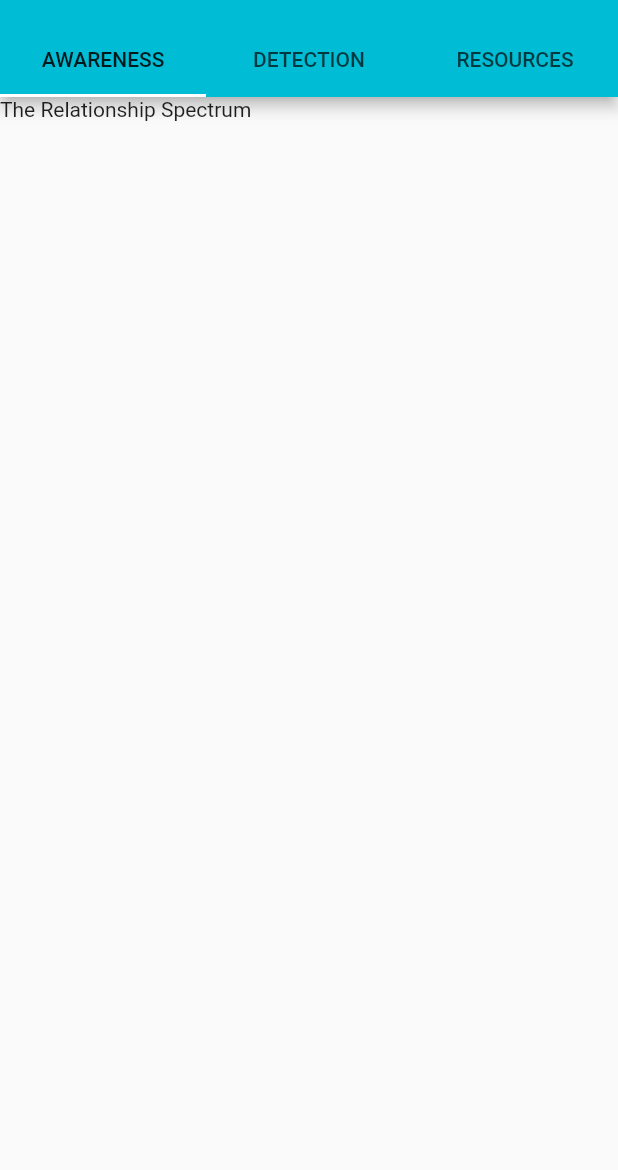
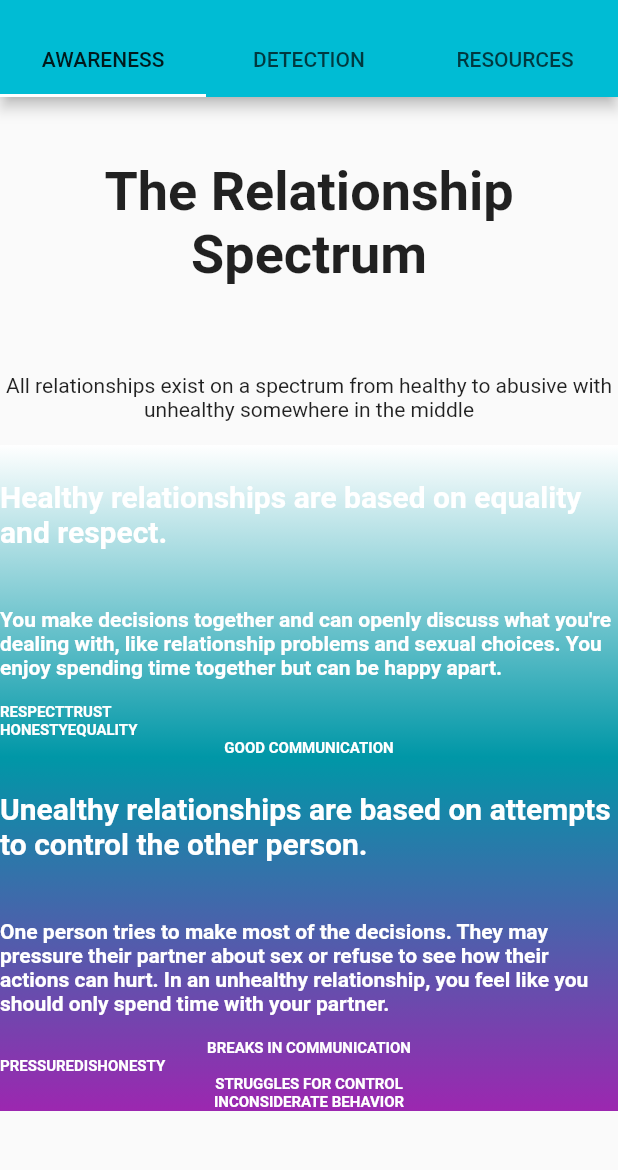
Before and after one commit to elllie/SecondLook, a Flutter app: the screen it shows after launch, after a tap on "The relationship spectrum", on a phone screen of 412 x 824 dp, the part 59-1229 px from its top. Run offline on Flutter 3.47's test engine with Material 2 defaults, Android fonts, the phone set to English and light mode, and no system bars; our stand-ins replace flutter_spinkit, geolocator; missing offline and left inert: contact_picker, sms_maintained.

Commit message:
built relationship spectrum structure

```diff
--- a/lib/awareness_relationship_spectrum.dart
+++ b/lib/awareness_relationship_spectrum.dart
@@ -3,8 +3,60 @@ import 'package:flutter/material.dart';
 class AwarenessRelationshipSpectrum extends StatelessWidget {
   @override
   Widget build(BuildContext context) {
-    // TODO: implement build
-    return Text('The Relationship Spectrum');
+    return ListView(children: <Widget>[
+      Text("\nThe Relationship Spectrum\n", style: TextStyle(fontWeight: FontWeight.bold, fontSize: 36.0),
+        textAlign: TextAlign.center,),
+      Text("\nAll relationships exist on a spectrum from healthy to abusive with unhealthy somewhere in the middle\n",
+        textAlign: TextAlign.center,),
+      // healthy section
+      Container(decoration: BoxDecoration(
+          gradient: LinearGradient(
+              begin: Alignment.topCenter, end: Alignment.bottomCenter,
+              colors: [ Colors.white, Colors.cyan[700] ])),
+                child: Column(children: <Widget>[
+                  Text("\nHealthy relationships are based on equality and respect.\n",
+                      style: TextStyle(fontWeight: FontWeight.bold, fontSize: 20.0, color: Colors.white)),
+                  Text("\nYou make decisions together and can openly discuss what you're dealing with, like relationship problems and sexual choices. You enjoy spending time together but can be happy apart.\n",
+                      style: TextStyle(fontWeight: FontWeight.bold, color: Colors.white)),
+                  Center(child: Row(children: <Widget>[
+                    Text("RESPECT", style: TextStyle(fontWeight: FontWeight.bold, fontSize: 10.0, color: Colors.white),),
+                    Text("TRUST", style: TextStyle(fontWeight: FontWeight.bold, fontSize: 10.0, color: Colors.white),),
+                  ],)),
+                  Center(child: Row(children: <Widget>[
+                    Text("HONESTY", style: TextStyle(fontWeight: FontWeight.bold, fontSize: 10.0, color: Colors.white),),
+                    Text("EQUALITY", style: TextStyle(fontWeight: FontWeight.bold, fontSize: 10.0, color: Colors.white),)
+                  ],)),
+                  Center(child: Text("GOOD COMMUNICATION", style: TextStyle(fontWeight: FontWeight.bold, fontSize: 10.0, color: Colors.white),)),
+                ],)),
+      // unhealthy section
+      Container(decoration: BoxDecoration(
+          gradient: LinearGradient(
+              begin: Alignment.topCenter, end: Alignment.bottomCenter,
+              colors: [ Colors.cyan[700], Colors.purple ])),
+          child: Column(children: <Widget>[
+            Text("\nUnealthy relationships are based on attempts to control the other person.\n",
+                style: TextStyle(fontWeight: FontWeight.bold, fontSize: 20.0, color: Colors.white)),
+            Text("\nOne person tries to make most of the decisions. They may pressure their partner about sex or refuse to see how their actions can hurt. In an unhealthy relationship, you feel like you should only spend time with your partner.\n",
+                style: TextStyle(fontWeight: FontWeight.bold, color: Colors.white)),
+            Center(child: Text("BREAKS IN COMMUNICATION", style: TextStyle(fontWeight: FontWeight.bold, fontSize: 10.0, color: Colors.white),)),
+            Center(child: Row(children: <Widget>[
+              Text("PRESSURE", style: TextStyle(fontWeight: FontWeight.bold, fontSize: 10.0, color: Colors.white),),
+              Text("DISHONESTY", style: TextStyle(fontWeight: FontWeight.bold, fontSize: 10.0, color: Colors.white),),
+            ],)),
+            Center(child: Text("STRUGGLES FOR CONTROL", style: TextStyle(fontWeight: FontWeight.bold, fontSize: 10.0, color: Colors.white),)),
+            Center(child: Text("INCONSIDERATE BEHAVIOR", style: TextStyle(fontWeight: FontWeight.bold, fontSize: 10.0, color: Colors.white),)),
+          ],)),
+      // todo abusive section
+      Container(decoration: BoxDecoration(
+          gradient: LinearGradient(
+              begin: Alignment.topCenter, end: Alignment.bottomCenter,
+              colors: [ Colors.purple, Colors.red[800]
+              ])),
+          child: Column(children: <Widget>[
+            // todo title
+            // todo list of things
+          ],))
+    ],);
   }
 
 }
```
